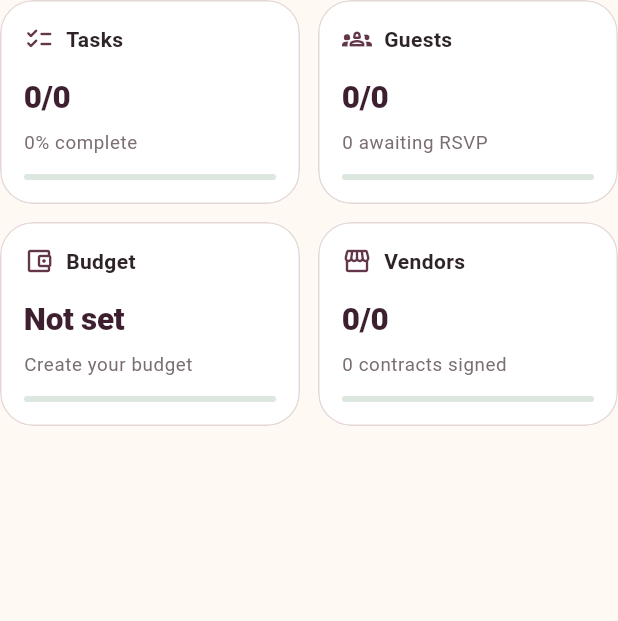
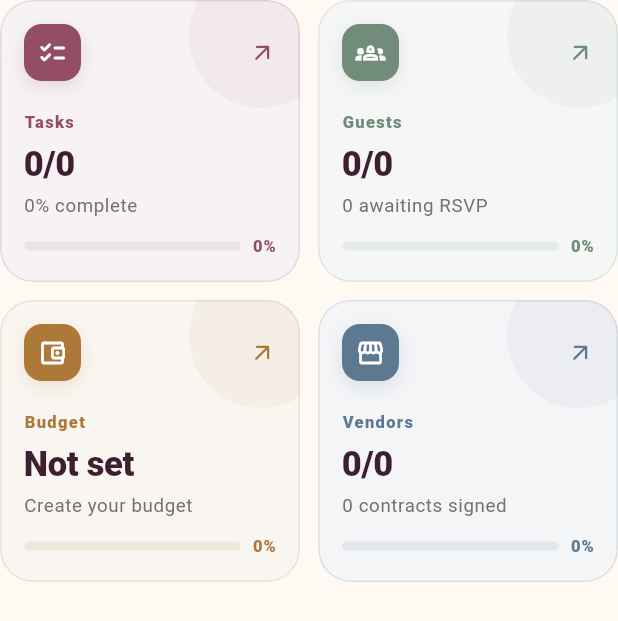
Before and after one commit to SammyG08/hitched, a Flutter app: the _MetricGrid widget shown alone on an empty page, opened directly with empty values, on a phone screen of 412 x 824 dp. Shown: the top 621 px of the screen. Run offline on Flutter 3.47's test engine with Material 3 defaults, Android fonts, the phone set to English and light mode, and no system bars; our stand-ins replace dio, flutter_riverpod, flutter_secure_storage, flutter_svg, go_router; accounts and stored records are empty.

Commit message:
updated view of the overview cards

```diff
--- a/lib/features/dashboard/presentation/dashboard_overview.dart
+++ b/lib/features/dashboard/presentation/dashboard_overview.dart
@@ -255,6 +255,7 @@ class _MetricGrid extends StatelessWidget {
                     ? '${dashboard.tasks.completionPercentage.toStringAsFixed(0)}% complete'
                     : '${dashboard.tasks.overdue} overdue',
                 progress: taskProgress,
+                accent: AppColors.roseDeep,
                 onTap: () => context.push('/tasks'),
               ),
             ),
@@ -268,6 +269,7 @@ class _MetricGrid extends StatelessWidget {
                     '${dashboard.guests.attending}/${dashboard.guests.total}',
                 detail: '${dashboard.guests.pending} awaiting RSVP',
                 progress: guestProgress,
+                accent: AppColors.sage,
                 onTap: () => context.push('/guests'),
               ),
             ),
@@ -287,6 +289,7 @@ class _MetricGrid extends StatelessWidget {
                     ? '${_money(dashboard.budget.remainingAmount, dashboard.budget.currency)} remaining'
                     : 'Create your budget',
                 progress: budgetProgress,
+                accent: AppColors.gold,
                 onTap: () => context.push('/budget'),
               ),
             ),
@@ -299,6 +302,7 @@ class _MetricGrid extends StatelessWidget {
                 value: '${dashboard.vendors.booked}/${dashboard.vendors.total}',
                 detail: '${dashboard.vendors.contractsSigned} contracts signed',
                 progress: vendorProgress,
+                accent: AppColors.info,
                 onTap: () => context.push('/vendors'),
               ),
             ),
@@ -317,6 +321,7 @@ class _MetricCard extends StatelessWidget {
     required this.value,
     required this.detail,
     required this.progress,
+    required this.accent,
     this.onTap,
   });
 
@@ -326,61 +331,121 @@ class _MetricCard extends StatelessWidget {
   final String value;
   final String detail;
   final double progress;
+  final Color accent;
   final VoidCallback? onTap;
 
   @override
   Widget build(BuildContext context) {
+    final safeProgress = progress.clamp(0, 1).toDouble();
+    final percentage = (safeProgress * 100).round();
+    final background = Color.alphaBlend(accent.withAlpha(18), Colors.white);
     return SizedBox(
       width: width,
-      child: Card(
-        margin: EdgeInsets.zero,
+      height: 188,
+      child: Material(
+        color: background,
         clipBehavior: Clip.antiAlias,
+        shape: RoundedRectangleBorder(
+          borderRadius: BorderRadius.circular(22),
+          side: BorderSide(color: accent.withAlpha(45)),
+        ),
         child: InkWell(
           onTap: onTap,
-          child: Padding(
+          child: Stack(
+            children: [
+              Positioned(
+                right: -22,
+                top: -24,
+                child: CircleAvatar(
+                  radius: 48,
+                  backgroundColor: accent.withAlpha(16),
+                ),
+              ),
+              Padding(
                 padding: const EdgeInsets.all(16),
                 child: Column(
                   crossAxisAlignment: CrossAxisAlignment.start,
                   children: [
                     Row(
                       children: [
-                    Icon(
-                      icon,
-                      size: 20,
-                      color: Theme.of(context).colorScheme.primary,
-                    ),
-                    const SizedBox(width: 8),
-                    Expanded(
-                      child: Text(
-                        label,
-                        style: const TextStyle(fontWeight: FontWeight.w700),
-                      ),
+                        Container(
+                          width: 38,
+                          height: 38,
+                          decoration: BoxDecoration(
+                            color: accent,
+                            borderRadius: BorderRadius.circular(12),
+                            boxShadow: [
+                              BoxShadow(
+                                color: accent.withAlpha(45),
+                                blurRadius: 10,
+                                offset: const Offset(0, 4),
                               ),
                             ],
                           ),
-                const SizedBox(height: 14),
+                          child: Icon(icon, size: 20, color: Colors.white),
+                        ),
+                        const Spacer(),
+                        Icon(
+                          Icons.arrow_outward_rounded,
+                          size: 18,
+                          color: accent,
+                        ),
+                      ],
+                    ),
+                    const Spacer(),
+                    Text(
+                      label,
+                      style: Theme.of(context).textTheme.labelSmall?.copyWith(
+                        color: accent,
+                        fontWeight: FontWeight.w800,
+                        letterSpacing: 0.9,
+                      ),
+                    ),
+                    const SizedBox(height: 3),
                     Text(
                       value,
                       maxLines: 1,
                       overflow: TextOverflow.ellipsis,
-                  style: Theme.of(
-                    context,
-                  ).textTheme.titleLarge?.copyWith(fontWeight: FontWeight.w800),
+                      style: Theme.of(context).textTheme.titleLarge?.copyWith(
+                        color: AppColors.deepPlum,
+                        fontSize: 23,
+                        fontWeight: FontWeight.w800,
                       ),
-                const SizedBox(height: 6),
+                    ),
+                    const SizedBox(height: 3),
                     Text(
                       detail,
                       maxLines: 1,
                       overflow: TextOverflow.ellipsis,
                       style: Theme.of(context).textTheme.bodySmall,
                     ),
-                const SizedBox(height: 12),
-                LinearProgressIndicator(
-                  value: progress.clamp(0, 1).toDouble(),
+                    const SizedBox(height: 10),
+                    Row(
+                      children: [
+                        Expanded(
+                          child: LinearProgressIndicator(
+                            value: safeProgress,
+                            minHeight: 6,
+                            color: accent,
+                            backgroundColor: accent.withAlpha(28),
                             borderRadius: BorderRadius.circular(8),
+                          ),
+                        ),
+                        const SizedBox(width: 8),
+                        Text(
+                          '$percentage%',
+                          style: Theme.of(context).textTheme.labelSmall
+                              ?.copyWith(
+                                color: accent,
+                                fontWeight: FontWeight.w800,
+                              ),
                         ),
                       ],
                     ),
+                  ],
+                ),
+              ),
+            ],
           ),
         ),
       ),
```
Lines whose indentation alone changed are shown as unchanged.
